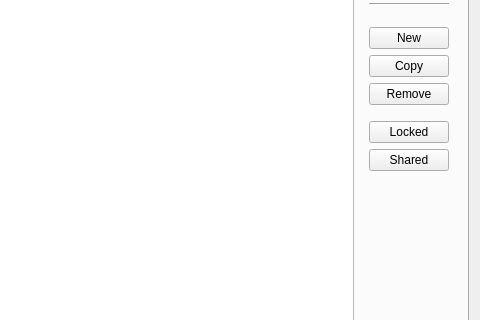
First picture: the form in app/settings/dialogs/settingsdialog.ui, repository KDE/latte-dock, before the edit; both pictures show x 508 to 988 and y 150 to 470 of the 988 by 750 pixel window.
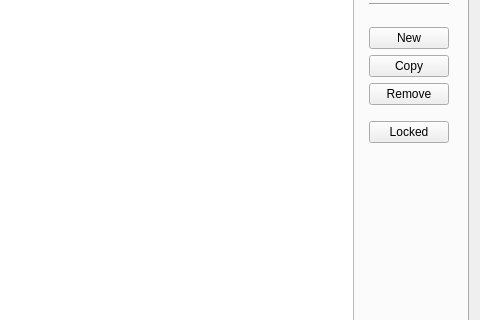
Second picture: the form after the edit. The open tabs and pages were chosen to show the change. Icons and pictures are not drawn. Custom widgets are drawn as their Qt base class.

Commit message:
REFACTOR:Drop Shared Layouts infrastructure
--Move in a simpler layouts approach.
--Single Layout mode loads ONLY ONE Layout for ALL Activities
--Multiple Layouts mode loads any combination of Layouts based
on the following settings:
  -- OnAllActivities
  -- ForFreeActivities
  -- SpecificActivities

```diff
--- a/app/settings/dialogs/settingsdialog.ui
+++ b/app/settings/dialogs/settingsdialog.ui
@@ -287,20 +287,6 @@
                 </property>
                </widget>
               </item>
-              <item>
-               <widget class="QPushButton" name="sharedButton">
-                <property name="text">
-                 <string notr="true">Shared</string>
-                </property>
-                <property name="icon">
-                 <iconset theme="document-share">
-                  <normaloff>.</normaloff>.</iconset>
-                </property>
-                <property name="checkable">
-                 <bool>true</bool>
-                </property>
-               </widget>
-              </item>
               <item>
                <spacer name="verticalSpacer_12">
                 <property name="orientation">
```
Left out of the diff: 2 changed lines with no effect on the pictures. The commit also changes 27 other files.
